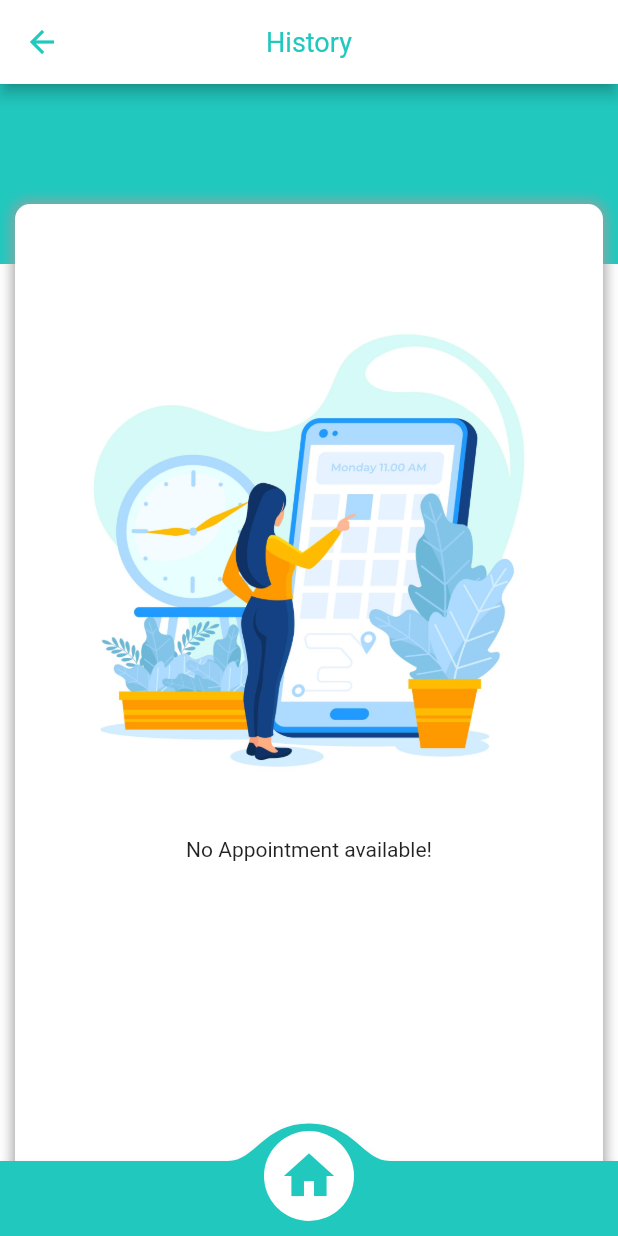
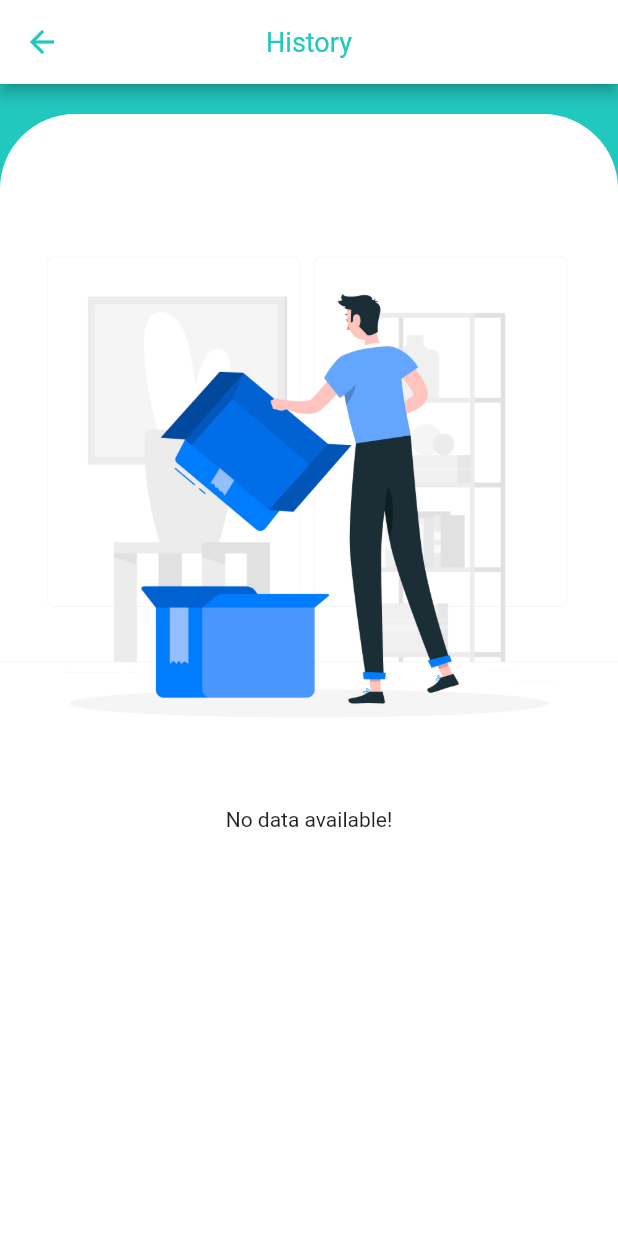
Before and after one commit to snehaagrawal070301/homelabz, a Flutter app: the History screen opened directly, on a phone screen of 412 x 824 dp. Run offline on Flutter 3.47's test engine with Material 2 defaults, Android fonts, the phone set to English and light mode, and no system bars; drawn by our look-alikes of convex_bottom_bar; our stand-ins replace fluttertoast, image_picker, intl_phone_field, progress_dialog, shared_preferences, table_calendar; missing offline and left inert: stripe_payment; accounts and stored records are empty; network calls fail.

Commit message:
commit changes

```diff
--- a/lib/Screens/ChooseDateScreen.dart
+++ b/lib/Screens/ChooseDateScreen.dart
@@ -22,11 +22,13 @@ class ChooseDateScreenState extends State<ChooseDateScreen> {
   int index = -1;
   CalendarController _controller;
   List<TimeSlot> slots = [];
-  String convertedDateTime="${DateTime.now().year.toString()}-${DateTime.now().month.toString().padLeft(2, '0')}-${DateTime.now().day.toString().padLeft(2, '0')}";
+  String todayDateTime="${DateTime.now().year.toString()}-${DateTime.now().month.toString().padLeft(2, '0')}-${DateTime.now().day.toString().padLeft(2, '0')}";
   int temp;
+  String convertedDateTime;
   DateTime today = DateTime.now();
   DateTime initialDay;
   DateTime endingDay;
+  CalendarFormat _calendarFormat = CalendarFormat.week;
   DateTime findFirstDateOfTheWeek(DateTime dateTime) {
     initialDay=dateTime.subtract(Duration(days: dateTime.weekday - 1));
     return dateTime.subtract(Duration(days: dateTime.weekday - 1));
@@ -182,10 +184,16 @@ class ChooseDateScreenState extends State<ChooseDateScreen> {
                               )
                             ]),
                         child: TableCalendar(
+//                          calendarFormat: _calendarFormat,
+//                          onFormatChanged: (format) {
+//                            setState(() {
+//                              _calendarFormat = format;
+//                            });
+//                          },
                           availableGestures: AvailableGestures.none,
                           startDay: DateTime.now(),
                          endDay: endingDay,
-                          initialCalendarFormat: CalendarFormat.week,
+                          initialCalendarFormat: _calendarFormat,
                           calendarStyle: CalendarStyle(
                               highlightToday: false,
                               holidayStyle: TextStyle(
@@ -214,8 +222,16 @@ class ChooseDateScreenState extends State<ChooseDateScreen> {
                             centerHeaderTitle: true,
                             formatButtonVisible: false,
                           ),
+                          onDaySelected: (date, events,e) {
+                            setState(() {
+
+                            });
+                            print(date.toUtc());
+                            convertedDateTime =
+                            "${date.year.toString()}-${date.month.toString().padLeft(2, '0')}-${date.day.toString().padLeft(2, '0')}";
+                            print(convertedDateTime);
+                          },
                           builders: CalendarBuilders(
-
                               dayBuilder: (context, date, events) => Container(
                                     margin: EdgeInsets.symmetric(
                                         horizontal: 8, vertical: 8),
@@ -252,12 +268,13 @@ class ChooseDateScreenState extends State<ChooseDateScreen> {
                                     ),
                                   )),
                           calendarController: _controller,
-                          onDaySelected: (date, events, context) {
-                            //print(date.toString());
-                            convertedDateTime =
-                                "${date.year.toString()}-${date.month.toString().padLeft(2, '0')}-${date.day.toString().padLeft(2, '0')}";
-                            print(convertedDateTime);
-                          },
+//                          onDaySelected: (date, events, context) {
+//                            print(date.toString());
+//                            convertedDateTime =
+//                                "${date.year.toString()}-${date.month.toString().padLeft(2, '0')}-${date.day.toString().padLeft(2, '0')}";
+//                            print(convertedDateTime);
+//
+//                          },
                         ),
                       ),
                       Container(
@@ -301,7 +318,7 @@ class ChooseDateScreenState extends State<ChooseDateScreen> {
                               itemCount: slots.length,
                               itemBuilder: (BuildContext ctx, pos) {
                                 return
-                                  1==validateSlot(convertedDateTime, slots[pos].startTime+":00")?
+                                  1==validateSlot(convertedDateTime, slots[pos].startTime+":00")&&convertedDateTime!=todayDateTime?
                                       GestureDetector(
                                   onTap: () async {
                                     setState(() {
@@ -491,7 +508,7 @@ class ChooseDateScreenState extends State<ChooseDateScreen> {
   void callBookingScreen() {
     if (convertedDateTime == null) {
       convertedDateTime =
-          "${DateTime.now().year.toString()}-${DateTime.now().month.toString().padLeft(2, '0')}-${DateTime.now().day.toString().padLeft(2, '0')}";
+      "${DateTime.now().year.toString()}-${DateTime.now().month.toString().padLeft(2, '0')}-${DateTime.now().day.toString().padLeft(2, '0')}";
       print(convertedDateTime);
     }
 
@@ -510,7 +527,11 @@ class ChooseDateScreenState extends State<ChooseDateScreen> {
 
   int validateSlot(String time, String slot) {
     // validate slot time with current time
-
+    if (convertedDateTime == null) {
+      convertedDateTime =
+      "${DateTime.now().year.toString()}-${DateTime.now().month.toString().padLeft(2, '0')}-${DateTime.now().day.toString().padLeft(2, '0')}";
+      print(convertedDateTime);
+    }
     String input = time+" "+slot;
     DateTime tempDate = new DateFormat("yyyy-MM-dd HH:mm:ss").parse(input);
     DateTime currentDateTime = DateTime.now();
--- a/lib/Screens/History.dart
+++ b/lib/Screens/History.dart
@@ -79,7 +79,7 @@ class _HistoryState extends State<History> {
   @override
   Widget build(BuildContext context) {
     return Scaffold(
-      backgroundColor: Color(ColorValues.WHITE_COLOR),
+      backgroundColor: Color(ColorValues.THEME_TEXT_COLOR),
       appBar: AppBar(
         centerTitle: true,
         backgroundColor: Color(ColorValues.WHITE_COLOR),
@@ -101,64 +101,45 @@ class _HistoryState extends State<History> {
         ),
       ),
       body: Container(
-        height: MediaQuery.of(context).size.height,
-        width: MediaQuery.of(context).size.width,
-        child: Stack(clipBehavior: Clip.none, children: [
+        height: MediaQuery
+            .of(context)
+            .size
+            .height,
+
+        child: Stack(
+            children: <Widget>[
         Container(
-            color: Color(ColorValues.THEME_COLOR),
+        margin: EdgeInsets.fromLTRB(0, 20, 0, 0),
+        width: MediaQuery
+            .of(context)
+            .size
+            .width,
+        height: MediaQuery
+            .of(context)
+            .size
+            .height,
+        decoration: BoxDecoration(
+            color: const Color(ColorValues.WHITE),
+            borderRadius: BorderRadius.only(
+                topLeft: Radius.circular(50.0),
+                topRight: Radius.circular(50.0))),
+      ),
+
+      _list != null && _list.length>0?
+      Positioned(
+          top: 60,
+          right: 0,
+          left: 0,
           child: Container(
-                height: 120,
-                width: MediaQuery.of(context).size.width,
-                color: Color(ColorValues.THEME_COLOR),
-            ),
-          ),
-          Positioned(
-            top: 80,
-            left: 10,
-            right: 10,
-            child: Container(
-              width: MediaQuery.of(context).size.width,
-              height: MediaQuery.of(context).size.height,
-              // alignment: Alignment.center,
-              decoration: BoxDecoration(
-                  color: Color(ColorValues.WHITE_COLOR),
-                  borderRadius: BorderRadius.circular(10),
-                  boxShadow: [
-                    BoxShadow(
-                      color: Colors.grey,
-                      blurRadius: 7.0,
-                      spreadRadius: 1.0,
-                    )
-                  ]),
-//              child: Container(
-//                  padding: EdgeInsets.all(10),
-//                  child: Text(
-//                    _list == null ? "" : "Upcoming Appointments",
-//                    style: TextStyle(
-//                        color: Color(ColorValues.BLACK_COLOR),
-//                        fontSize: 12,
-//                        fontFamily: "Regular"),
-//                  )),
-            ),
-          ),
-          Positioned(
-            top: 120,
-            left: 15,
-            right: 15,
-            bottom: 5,
-            child: Container(
-              width: MediaQuery.of(context).size.width,
-              height: MediaQuery.of(context).size.height,
-              child: FutureBuilder<List<UpcomingBookingList>>(builder:
-                  (BuildContext context,
-                  AsyncSnapshot<List<UpcomingBookingList>> snapshot) {
-                // print(snapshot.data);
-                // if(snapshot.hasData)
-                if (_list != null && _list.length > 0) {
-                  return isLoading
-                      ? new Center(child: CircularProgressIndicator())
-                      : RefreshIndicator(
-                    onRefresh: callBookingList,
+          padding: EdgeInsets.symmetric(horizontal: 15),
+      height: MediaQuery
+          .of(context)
+          .size
+          .height,
+      width: MediaQuery
+          .of(context)
+          .size
+          .width,
       child: ListView.builder(
                         physics: const AlwaysScrollableScrollPhysics(),
                         // physics: const ScrollPhysics(),
@@ -521,31 +502,29 @@ class _HistoryState extends State<History> {
                             ),
                           );
                         }),
-                  );
-                } else {
-                  return Center(
+    ),
+      ):
+      Positioned(
+          top: 70,
+          bottom: 0,
+          right: 0,
+          left: 0,
+          child:Center(
             child: Column(
               children: [
-                        Padding(
-                          padding: const EdgeInsets.all(10.0),
-                          child: Image(
-                            image: AssetImage("assets/images/NoAppointment.jpg",),
+                Image(
+                  image: AssetImage("assets/images/Nodatafound.jpg"),
+                ),
+                Text("No data available!"),
+              ],
+            ),
+          )
+      ),
+
+            ],
         ),
       ),
-                        Text("No Appointment available!"),
-                      ],
-                    ),
-                    // child: new Container(
-                    //   padding: EdgeInsets.all(40.0),
-                    //   child: Text("No data available"),
-                    // ),
     );
-                }
-              }),
-            ),
-          ),
-        ]),
-      ),
 //      body: Container(
 //        height: MediaQuery
 //            .of(context)
@@ -929,16 +908,6 @@ class _HistoryState extends State<History> {
 //          ),
 //        ]),
 //      ),
-      bottomNavigationBar: BottomNavBar(""),
-    );
-  }
 
-  void onConfirmed() {
-    Fluttertoast.showToast(
-      msg: "Confirmed",
-      toastLength: Toast.LENGTH_SHORT,
-      gravity: ToastGravity.CENTER,
-      timeInSecForIosWeb: 1,
-    );
   }
 }
--- a/lib/Screens/MyDrawer.dart
+++ b/lib/Screens/MyDrawer.dart
@@ -3,6 +3,7 @@ import 'dart:convert';
 import 'package:flutter/material.dart';
 import 'package:fluttertoast/fluttertoast.dart';
 import 'package:homelabz/Models/ErrorModel.dart';
+import 'package:homelabz/Screens/History.dart';
 import 'package:homelabz/Screens/HomeScreen.dart';
 import 'package:homelabz/components/colorValues.dart';
 import 'package:homelabz/constants/ConstantMsg.dart';
@@ -79,7 +80,10 @@ class _MyDrawerState extends State<MyDrawer> {
                 color: Color(ColorValues.GREY_TEXT_COLOR),
               ),
               ListTile(
-                onTap: () => callSettingsScreen(),
+                onTap: () => Navigator.push(
+                    context,
+                    new MaterialPageRoute(
+                        builder: (BuildContext context) => History())),
                 leading: ImageIcon(
                   AssetImage('assets/images/history.png'),
                   color: Color(ColorValues.THEME_TEXT_COLOR),
@@ -146,10 +150,10 @@ class _MyDrawerState extends State<MyDrawer> {
   }
 
   callSettingsScreen() {
-    // Navigator.push(
-    //     context,
-    //     new MaterialPageRoute(
-    //         builder: (BuildContext context) => SettingsScreen()));
+//     Navigator.push(
+//         context,
+//         new MaterialPageRoute(
+//             builder: (BuildContext context) => SettingsScreen()));
   }
 
   callLogout() async {
```
Lines whose indentation alone changed are shown as unchanged.
